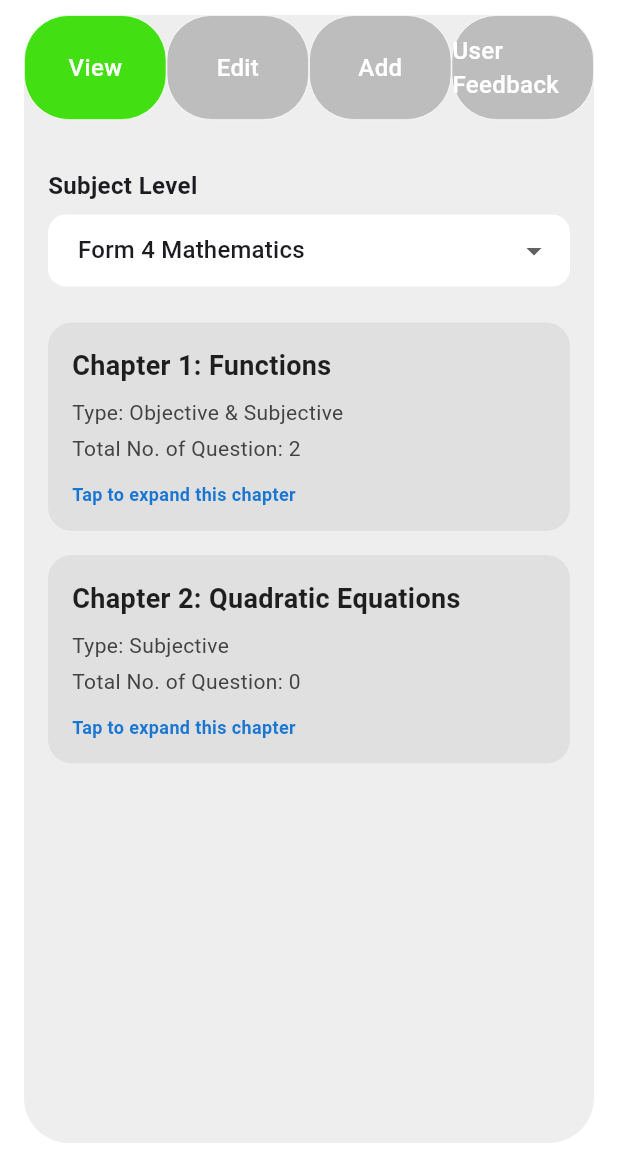
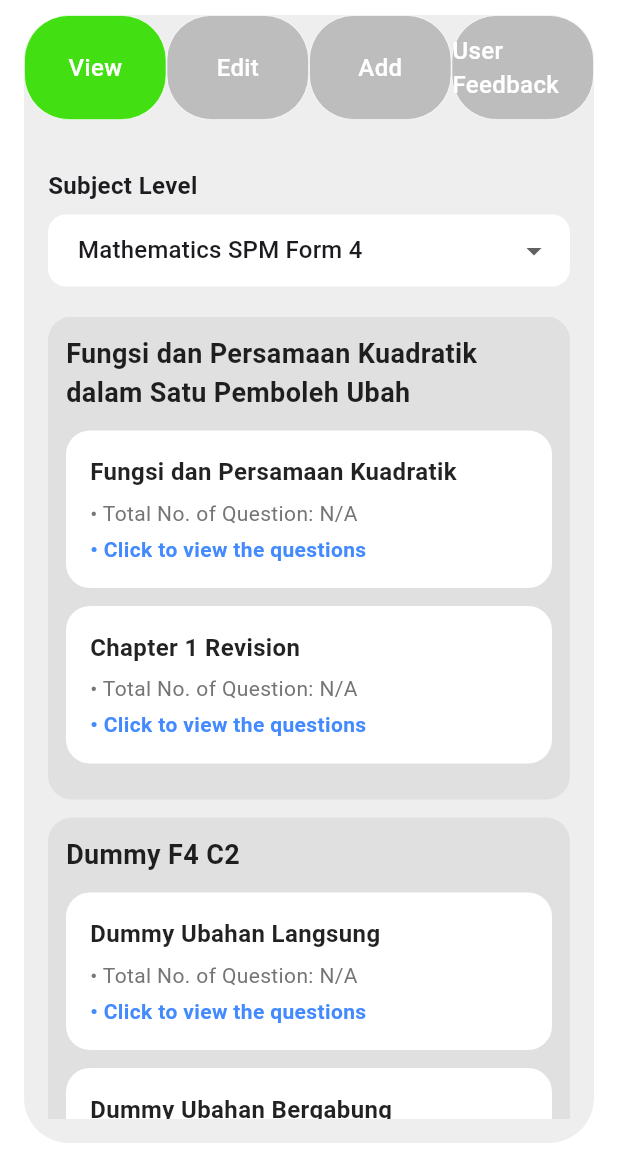
Before and after one commit to Ryan0221/cikgoo_math_ai, a Flutter app: the AdminDashboard screen opened by its route, on a phone screen of 412 x 824 dp, the part 69-1236 px from its top. Run offline on Flutter 3.47's test engine with Material 3 defaults, Android fonts, the phone set to English and light mode, and no system bars; our stand-ins replace cloud_firestore, file_picker, firebase_auth, firebase_core, firebase_storage, flutter_dotenv and 4 more; missing offline and left inert: flutter_math_fork, syncfusion_flutter_pdfviewer; accounts and stored records are empty; network calls fail.

Commit message:
Add subtopic container for admin view

```diff
--- a/lib/pages/admin_view.dart
+++ b/lib/pages/admin_view.dart
@@ -1,35 +1,8 @@
+import 'dart:convert';
+import 'dart:io';
 import 'package:flutter/material.dart';
-
-// --- 1. DUMMY DATA MODELS (Simulating Firebase) ---
-class QuestionData {
-  final String questionText;
-  final String option1;
-  final String option2;
-  final String option3;
-  final String option4;
-
-  QuestionData({
-    required this.questionText,
-    required this.option1,
-    required this.option2,
-    required this.option3,
-    required this.option4,
-  });
-}
-
-class Chapter {
-  final String name;
-  final String type;
-  final int totalQuestions;
-  final List<QuestionData> questions; // Added list of questions
-
-  Chapter({
-    required this.name,
-    required this.type,
-    required this.totalQuestions,
-    required this.questions,
-  });
-}
+import 'package:flutter/services.dart' show rootBundle;
+import 'package:path_provider/path_provider.dart';
 
 class ViewContentPanel extends StatefulWidget {
   const ViewContentPanel({Key? key}) : super(key: key);
@@ -39,97 +12,139 @@ class ViewContentPanel extends StatefulWidget {
 }
 
 class _ViewContentPanelState extends State<ViewContentPanel> {
-  // --- 2. DUMMY DATABASE WITH QUESTIONS ---
-  final Map<String, List<Chapter>> _firebaseData = {
-    'Form 4 Mathematics': [
-      Chapter(
-        name: 'Chapter 1: Functions',
-        type: 'Objective & Subjective',
-        totalQuestions: 2, // Mocked to 2 for display
-        questions: [
-          QuestionData(
-            questionText: "What is the inverse of f(x) = 2x + 3?",
-            option1: "(x - 3) / 2",
-            option2: "2x - 3",
-            option3: "(x + 3) / 2",
-            option4: "1 / (2x + 3)",
-          ),
-          QuestionData(
-            questionText: "Given g(x) = x^2, find g(3).",
-            option1: "6",
-            option2: "9",
-            option3: "12",
-            option4: "3",
-          ),
-        ],
-      ),
-      Chapter(
-        name: 'Chapter 2: Quadratic Equations',
-        type: 'Subjective',
-        totalQuestions: 0,
-        questions: [],
-      ),
-    ],
-    'Form 5 Physics': [
-      Chapter(
-        name: 'Chapter 1: Force and Motion II',
-        type: 'Objective',
-        totalQuestions: 1,
-        questions: [
-          QuestionData(
-            questionText: "What is the formula for Force?",
-            option1: "F = ma",
-            option2: "F = mv",
-            option3: "F = m/a",
-            option4: "F = a/m",
-          )
-        ],
-      ),
-    ],
-  };
-
-  String? _selectedSubjectLevel;
-  List<Chapter> _displayedChapters = [];
+  bool _isLoadingMap = true;
+  List<dynamic> _subjectsList = [];
+  String? _selectedSubjectName;
+  List<dynamic> _displayedChapters = [];
 
   @override
   void initState() {
     super.initState();
-    _selectedSubjectLevel = _firebaseData.keys.first;
-    _displayedChapters = _firebaseData[_selectedSubjectLevel]!;
+    _loadMasterSyllabus();
   }
 
-  void _onSubjectChanged(String? newValue) {
-    if (newValue != null) {
+  // 1. Load the main syllabus map
+  Future<void> _loadMasterSyllabus() async {
+    try {
+      Directory appDocDir = await getApplicationDocumentsDirectory();
+      File localFile = File('${appDocDir.path}/subjects-chapters-subtopics.json');
+
+      String jsonString;
+      if (await localFile.exists()) {
+        jsonString = await localFile.readAsString();
+      } else {
+        jsonString = await rootBundle.loadString('assets/json/subjects-chapters-subtopics.json');
+      }
+
+      Map<String, dynamic> data = json.decode(jsonString);
+
       setState(() {
-        _selectedSubjectLevel = newValue;
-        _displayedChapters = _firebaseData[newValue] ?? [];
+        _subjectsList = data['subjects'] ?? [];
+        if (_subjectsList.isNotEmpty) {
+          _selectedSubjectName = _subjectsList.first['subject_name'];
+          _updateChaptersList(_selectedSubjectName!);
+        }
+        _isLoadingMap = false;
+      });
+    } catch (e) {
+      debugPrint("Error loading syllabus: $e");
+      setState(() => _isLoadingMap = false);
+      if (mounted) {
+        ScaffoldMessenger.of(context).showSnackBar(
+          SnackBar(content: Text('Failed to load syllabus data: $e')),
+        );
+      }
+    }
+  }
+
+  // 2. Update the chapter list when the dropdown changes
+  void _updateChaptersList(String subjectName) {
+    var subjectData = _subjectsList.firstWhere(
+          (s) => s['subject_name'] == subjectName,
+      orElse: () => null,
+    );
+
+    if (subjectData != null) {
+      setState(() {
+        // Handle both variations of the key name safely
+        _displayedChapters = subjectData['sequences'] ?? subjectData['chapters'] ?? [];
       });
     }
   }
 
-  // --- 3. THE POP-UP DIALOG METHOD ---
-  void _showChapterDetails(Chapter chapter) {
+  // 3. NEW: Fetches the specific chapter file and extracts ONLY the clicked subtopic's questions!
+  Future<void> _fetchAndShowSubtopicDetails(Map<String, dynamic> chapter, Map<String, dynamic> targetSubtopic) async {
     showDialog(
       context: context,
-      // barrierDismissible is true by default, meaning clicking outside closes it
+      barrierDismissible: false,
+      builder: (_) => const Center(child: CircularProgressIndicator()),
+    );
+
+    try {
+      String safeFileName = (chapter['ch_file_location'] ?? '').toString().split('/').last;
+
+      Directory appDocDir = await getApplicationDocumentsDirectory();
+      File localFile = File('${appDocDir.path}/$safeFileName');
+
+      String jsonString;
+      if (await localFile.exists()) {
+        jsonString = await localFile.readAsString();
+      } else {
+        jsonString = await rootBundle.loadString('assets/json/$safeFileName');
+      }
+
+      Map<String, dynamic> chapterData = json.decode(jsonString);
+
+      // Find the specific subtopic inside the loaded chapter file
+      List<dynamic> fileSubtopics = chapterData['subtopics'] as List? ?? [];
+      var matchingSubtopic = fileSubtopics.firstWhere(
+            (s) => s['sub_id'] == targetSubtopic['sub_id'] || s['sub_name'] == targetSubtopic['sub_name'],
+        orElse: () => null,
+      );
+
+      List<dynamic> questions = [];
+      if (matchingSubtopic != null) {
+        questions = matchingSubtopic['q'] as List? ?? [];
+      }
+
+      // Close loading spinner
+      if (mounted) Navigator.pop(context);
+
+      // Open the actual details dialog with the populated questions
+      _showQuestionsDialog(chapter['ch_name'] ?? 'Chapter Details', questions);
+
+    } catch (e) {
+      if (mounted) Navigator.pop(context); // Close spinner
+      debugPrint("Error loading chapter details: $e");
+      if (mounted) {
+        ScaffoldMessenger.of(context).showSnackBar(
+          SnackBar(content: Text('Failed to load chapter data: $e')),
+        );
+      }
+    }
+  }
+
+  // 4. The actual Pop-Up UI for the questions
+  void _showQuestionsDialog(String chapterName, List<dynamic> questions) {
+    showDialog(
+      context: context,
       builder: (BuildContext context) {
         return Dialog(
           shape: RoundedRectangleBorder(borderRadius: BorderRadius.circular(20)),
-          backgroundColor: Colors.grey[200], // Matches dashboard theme
+          backgroundColor: Colors.grey[200],
           child: Container(
-            width: MediaQuery.of(context).size.width * 0.8, // 80% screen width
-            height: MediaQuery.of(context).size.height * 0.8, // 80% screen height
+            width: MediaQuery.of(context).size.width * 0.8,
+            height: MediaQuery.of(context).size.height * 0.8,
             padding: const EdgeInsets.all(24.0),
             child: Column(
               crossAxisAlignment: CrossAxisAlignment.start,
               children: [
-                // Header of the Pop-up
                 Row(
                   mainAxisAlignment: MainAxisAlignment.spaceBetween,
                   children: [
                     Expanded(
                       child: Text(
-                        chapter.name,
+                        chapterName,
                         style: const TextStyle(fontSize: 24, fontWeight: FontWeight.bold),
                       ),
                     ),
@@ -142,16 +157,16 @@ class _ViewContentPanelState extends State<ViewContentPanel> {
                 const Divider(),
                 const SizedBox(height: 16),
 
-                // Scrollable list of questions
                 Expanded(
-                  child: chapter.questions.isEmpty
+                  child: questions.isEmpty
                       ? const Center(child: Text("No questions found in this chapter."))
                       : ListView.builder(
-                    itemCount: chapter.questions.length,
+                    itemCount: questions.length,
                     itemBuilder: (context, index) {
-                      final questionData = chapter.questions[index];
+                      final q = questions[index];
+                      final options = q['options'] as List? ?? [];
+                      final answer = q['ans'] ?? '';
 
-                      // QUESTION CONTAINER
                       return Container(
                         margin: const EdgeInsets.only(bottom: 16.0),
                         padding: const EdgeInsets.all(16.0),
@@ -166,11 +181,9 @@ class _ViewContentPanelState extends State<ViewContentPanel> {
                             )
                           ],
                         ),
-                        // 2-COLUMN LAYOUT FOR THE QUESTION
                         child: Row(
                           crossAxisAlignment: CrossAxisAlignment.start,
                           children: [
-                            // Column 1: The Number
                             Text(
                               "${index + 1}.",
                               style: const TextStyle(
@@ -180,27 +193,33 @@ class _ViewContentPanelState extends State<ViewContentPanel> {
                               ),
                             ),
                             const SizedBox(width: 16),
-
-                            // Column 2: Question & Options
                             Expanded(
                               child: Column(
                                 crossAxisAlignment: CrossAxisAlignment.start,
                                 children: [
                                   Text(
-                                    questionData.questionText,
+                                    q['text'] ?? 'No text provided',
                                     style: const TextStyle(
                                       fontSize: 16,
                                       fontWeight: FontWeight.bold,
                                     ),
                                   ),
                                   const SizedBox(height: 12),
-                                  Text("• Option 1: ${questionData.option1}"),
-                                  const SizedBox(height: 4),
-                                  Text("• Option 2: ${questionData.option2}"),
-                                  const SizedBox(height: 4),
-                                  Text("• Option 3: ${questionData.option3}"),
-                                  const SizedBox(height: 4),
-                                  Text("• Option 4: ${questionData.option4}"),
+                                  // Dynamically generate the options list
+                                  ...options.map((opt) {
+                                    bool isCorrect = opt['id'] == answer;
+                                    return Padding(
+                                      padding: const EdgeInsets.only(bottom: 4.0),
+                                      child: Text(
+                                        "• ${opt['id']}: ${opt['text']}",
+                                        style: TextStyle(
+                                          // Highlight the correct answer in green!
+                                          color: isCorrect ? Colors.green : Colors.black87,
+                                          fontWeight: isCorrect ? FontWeight.bold : FontWeight.normal,
+                                        ),
+                                      ),
+                                    );
+                                  }).toList(),
                                 ],
                               ),
                             ),
@@ -220,6 +239,12 @@ class _ViewContentPanelState extends State<ViewContentPanel> {
 
   @override
   Widget build(BuildContext context) {
+    if (_isLoadingMap) {
+      return const Center(child: CircularProgressIndicator());
+    }
+
+    List<String> subjectNames = _subjectsList.map((s) => s['subject_name'].toString()).toList();
+
     return Padding(
       padding: const EdgeInsets.all(16.0),
       child: Column(
@@ -236,7 +261,8 @@ class _ViewContentPanelState extends State<ViewContentPanel> {
               borderRadius: BorderRadius.circular(12),
             ),
             child: DropdownButtonFormField<String>(
-              initialValue: _selectedSubjectLevel,
+              value: _selectedSubjectName,
+              isExpanded: true,
               decoration: InputDecoration(
                 contentPadding: const EdgeInsets.symmetric(horizontal: 16, vertical: 12),
                 border: OutlineInputBorder(
@@ -244,18 +270,25 @@ class _ViewContentPanelState extends State<ViewContentPanel> {
                   borderSide: BorderSide.none,
                 ),
               ),
-              items: _firebaseData.keys.map((String subject) {
+              items: subjectNames.map((String subject) {
                 return DropdownMenuItem<String>(
                   value: subject,
                   child: Text(subject, style: const TextStyle(fontWeight: FontWeight.w500)),
                 );
               }).toList(),
-              onChanged: _onSubjectChanged,
+              onChanged: (String? newValue) {
+                if (newValue != null) {
+                  setState(() {
+                    _selectedSubjectName = newValue;
+                    _updateChaptersList(newValue);
+                  });
+                }
+              },
             ),
           ),
-          const SizedBox(height: 24),
+          const SizedBox(height: 20),
 
-          // --- 4. SCROLLABLE CHAPTER LIST ---
+          // --- SCROLLABLE CHAPTER & SUBTOPIC LIST ---
           Expanded(
             child: _displayedChapters.isEmpty
                 ? const Center(child: Text("No chapters found."))
@@ -263,46 +296,76 @@ class _ViewContentPanelState extends State<ViewContentPanel> {
               itemCount: _displayedChapters.length,
               itemBuilder: (context, index) {
                 final chapter = _displayedChapters[index];
+                final subtopicsList = chapter['subtopics'] as List? ?? [];
 
-                // CLICKABLE CHAPTER CARD
+                // 1. OUTER GREY CONTAINER (THE CHAPTER)
                 return Container(
-                  margin: const EdgeInsets.only(bottom: 16.0),
+                  margin: const EdgeInsets.only(bottom: 12.0),
+                  padding: const EdgeInsets.all(12.0),
                   decoration: BoxDecoration(
-                    color: Colors.grey[300],
+                    color: Colors.grey[300], // Matches the mockup's grey wrapper
                     borderRadius: BorderRadius.circular(16),
                   ),
-                  child: Material(
-                    color: Colors.transparent,
-                    child: InkWell(
-                      borderRadius: BorderRadius.circular(16),
-                      // THIS TRIGGERS THE POPUP!
-                      onTap: () => _showChapterDetails(chapter),
-                      child: Padding(
-                        padding: const EdgeInsets.all(16.0),
                   child: Column(
                     crossAxisAlignment: CrossAxisAlignment.start,
                     children: [
                       Text(
-                              chapter.name,
+                        chapter['ch_name'] ?? 'Unknown Chapter',
                         style: const TextStyle(
                           fontWeight: FontWeight.bold,
                           fontSize: 18,
                           color: Colors.black87,
                         ),
                       ),
-                            const SizedBox(height: 8),
-                            Text("Type: ${chapter.type}", style: TextStyle(color: Colors.grey[800], fontSize: 14)),
+                      const SizedBox(height: 12),
+
+                      // 2. INNER WHITE CONTAINERS (THE SUBTOPICS)
+                      ...subtopicsList.map((sub) {
+                        return Container(
+                          width: double.infinity,
+                          margin: const EdgeInsets.only(bottom: 12.0),
+                          padding: const EdgeInsets.all(16.0),
+                          decoration: BoxDecoration(
+                            color: Colors.white, // Matches the mockup's white cards
+                            borderRadius: BorderRadius.circular(16),
+                          ),
+                          child: Column(
+                            crossAxisAlignment: CrossAxisAlignment.start,
+                            children: [
+                              Text(
+                                sub['sub_name'] ?? 'Unknown Subtopic',
+                                style: const TextStyle(
+                                  fontWeight: FontWeight.bold,
+                                  fontSize: 16,
+                                  color: Colors.black87,
+                                ),
+                              ),
+                              const SizedBox(height: 6),
+
+                              // Total Questions logic (Uses the master list if available, or falls back to a string)
+                              Text(
+                                "• Total No. of Question: ${sub['total_q'] ?? 'N/A'}",
+                                style: TextStyle(color: Colors.grey[600], fontSize: 14),
+                              ),
                               const SizedBox(height: 4),
-                            Text("Total No. of Question: ${chapter.totalQuestions}", style: TextStyle(color: Colors.grey[800], fontSize: 14)),
-                            const SizedBox(height: 12),
-                            Text(
-                                "Tap to expand this chapter",
-                                style: TextStyle(color: Colors.blue[700], fontSize: 12, fontWeight: FontWeight.bold)
+
+                              // CLICKABLE TEXT TO LOAD DIALOG
+                              InkWell(
+                                onTap: () => _fetchAndShowSubtopicDetails(chapter, sub),
+                                child: const Text(
+                                  "• Click to view the questions",
+                                  style: TextStyle(
+                                      color: Colors.blueAccent,
+                                      fontSize: 14,
+                                      fontWeight: FontWeight.bold
+                                  ),
+                                ),
                               ),
                             ],
                           ),
-                      ),
-                    ),
+                        );
+                      }).toList(),
+                    ],
                   ),
                 );
               },
```
Lines whose indentation alone changed are shown as unchanged.
